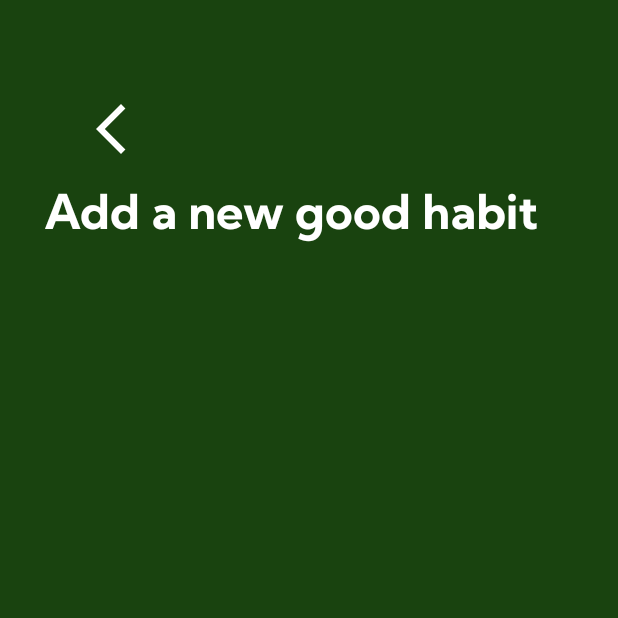
After one commit to nejcmih/HabitQuestTNUV, an Android app: the AddGoodHabitActivity screen opened directly, with no data from a screen before it, on a phone screen of 412 x 824 dp, the top half of it. The commit adds this screen. Run offline under Robolectric (Android 15) with nearby library versions, the phone set to English and light mode, and no system bars.

Commit message:
Dodan zaslon za dodajanje habita (nedokončan)

```diff
--- a/app/build.gradle.kts
+++ b/app/build.gradle.kts
@@ -40,6 +40,7 @@ dependencies {
     implementation("com.google.android.material:material:1.12.0")
     implementation("androidx.constraintlayout:constraintlayout:2.1.4")
     implementation("com.google.firebase:firebase-firestore:25.0.0")
+    implementation("androidx.activity:activity:1.8.0")
     testImplementation("junit:junit:4.13.2")
     androidTestImplementation("androidx.test.ext:junit:1.1.5")
     androidTestImplementation("androidx.test.espresso:espresso-core:3.5.1")
--- a/app/src/main/AndroidManifest.xml
+++ b/app/src/main/AndroidManifest.xml
@@ -13,6 +13,9 @@
         android:theme="@style/Theme.HabitQuestTNUV"
         tools:targetApi="31">
         <activity
+            android:name=".AddGoodHabitActivity"
+            android:exported="false" />
+        <activity
             android:name=".MainActivity"
             android:exported="true">
             <intent-filter>
@@ -21,6 +24,7 @@
                 <category android:name="android.intent.category.LAUNCHER" />
             </intent-filter>
         </activity>
+
         <meta-data
             android:name="preloaded_fonts"
             android:resource="@array/preloaded_fonts" />
--- /dev/null
+++ b/app/src/main/java/si/uni_lj/fe/tnuv/habitquesttnuv/AddGoodHabitActivity.java
@@ -0,0 +1,24 @@
+package si.uni_lj.fe.tnuv.habitquesttnuv;
+
+import android.os.Bundle;
+
+import androidx.activity.EdgeToEdge;
+import androidx.appcompat.app.AppCompatActivity;
+import androidx.core.graphics.Insets;
+import androidx.core.view.ViewCompat;
+import androidx.core.view.WindowInsetsCompat;
+
+public class AddGoodHabitActivity extends AppCompatActivity {
+
+    @Override
+    protected void onCreate(Bundle savedInstanceState) {
+        super.onCreate(savedInstanceState);
+        EdgeToEdge.enable(this);
+        setContentView(R.layout.activity_add_good_habit);
+        ViewCompat.setOnApplyWindowInsetsListener(findViewById(R.id.main), (v, insets) -> {
+            Insets systemBars = insets.getInsets(WindowInsetsCompat.Type.systemBars());
+            v.setPadding(systemBars.left, systemBars.top, systemBars.right, systemBars.bottom);
+            return insets;
+        });
+    }
+}
--- /dev/null
+++ b/app/src/main/res/drawable/baseline_arrow_back_ios_new_24.xml
@@ -0,0 +1,5 @@
+<vector xmlns:android="http://schemas.android.com/apk/res/android" android:height="24dp" android:tint="#000000" android:viewportHeight="24" android:viewportWidth="24" android:width="24dp">
+
+    <path android:fillColor="@android:color/white" android:pathData="M17.77,3.77l-1.77,-1.77l-10,10l10,10l1.77,-1.77l-8.23,-8.23z"/>
+
+</vector>
--- /dev/null
+++ b/app/src/main/res/drawable/baseline_check_24.xml
@@ -0,0 +1,5 @@
+<vector xmlns:android="http://schemas.android.com/apk/res/android" android:height="24dp" android:tint="#000000" android:viewportHeight="24" android:viewportWidth="24" android:width="24dp">
+
+    <path android:fillColor="@android:color/white" android:pathData="M9,16.17L4.83,12l-1.42,1.41L9,19 21,7l-1.41,-1.41z"/>
+
+</vector>
--- /dev/null
+++ b/app/src/main/res/layout/activity_add_good_habit.xml
@@ -0,0 +1,37 @@
+<?xml version="1.0" encoding="utf-8"?>
+<androidx.constraintlayout.widget.ConstraintLayout xmlns:android="http://schemas.android.com/apk/res/android"
+    xmlns:app="http://schemas.android.com/apk/res-auto"
+    xmlns:tools="http://schemas.android.com/tools"
+    android:id="@+id/main"
+    android:layout_width="match_parent"
+    android:layout_height="match_parent"
+    android:background="@color/habit_good"
+    tools:context=".AddGoodHabitActivity">
+
+    <Button
+        android:id="@+id/button2"
+        android:layout_width="0dp"
+        android:layout_height="wrap_content"
+        android:layout_marginStart="30dp"
+        android:layout_marginTop="60dp"
+        android:background="#00FFFFFF"
+        android:insetTop="0dp"
+        android:insetBottom="0dp"
+        app:icon="@drawable/baseline_arrow_back_ios_new_24"
+        app:iconSize="40dp"
+        app:layout_constraintStart_toStartOf="parent"
+        app:layout_constraintTop_toTopOf="parent" />
+
+    <TextView
+        android:id="@+id/habitTitleAdd"
+        android:layout_width="wrap_content"
+        android:layout_height="wrap_content"
+        android:layout_marginStart="30dp"
+        android:layout_marginTop="8dp"
+        android:fontFamily="@font/kumbh_sans_bold"
+        android:text="Add a new good habit"
+        android:textColor="@color/white"
+        android:textSize="32sp"
+        app:layout_constraintStart_toStartOf="parent"
+        app:layout_constraintTop_toBottomOf="@+id/button2" />
+</androidx.constraintlayout.widget.ConstraintLayout>
--- a/app/src/main/res/layout/fragment_good_habit.xml
+++ b/app/src/main/res/layout/fragment_good_habit.xml
@@ -193,10 +193,14 @@
                         android:backgroundTint="@color/white"
                         android:foregroundTint="#000000"
                         android:insetTop="0dp"
+                        android:insetRight="0dp"
                         android:insetBottom="0dp"
-                        android:text="V"
                         android:textColor="#000000"
                         app:cornerRadius="20dp"
+                        app:icon="@drawable/baseline_check_24"
+                        app:iconGravity="textEnd"
+                        app:iconSize="30dp"
+                        app:iconTint="@color/button_gray"
                         app:layout_constraintBottom_toBottomOf="parent"
                         app:layout_constraintEnd_toEndOf="parent"
                         app:layout_constraintTop_toTopOf="parent" />
```
